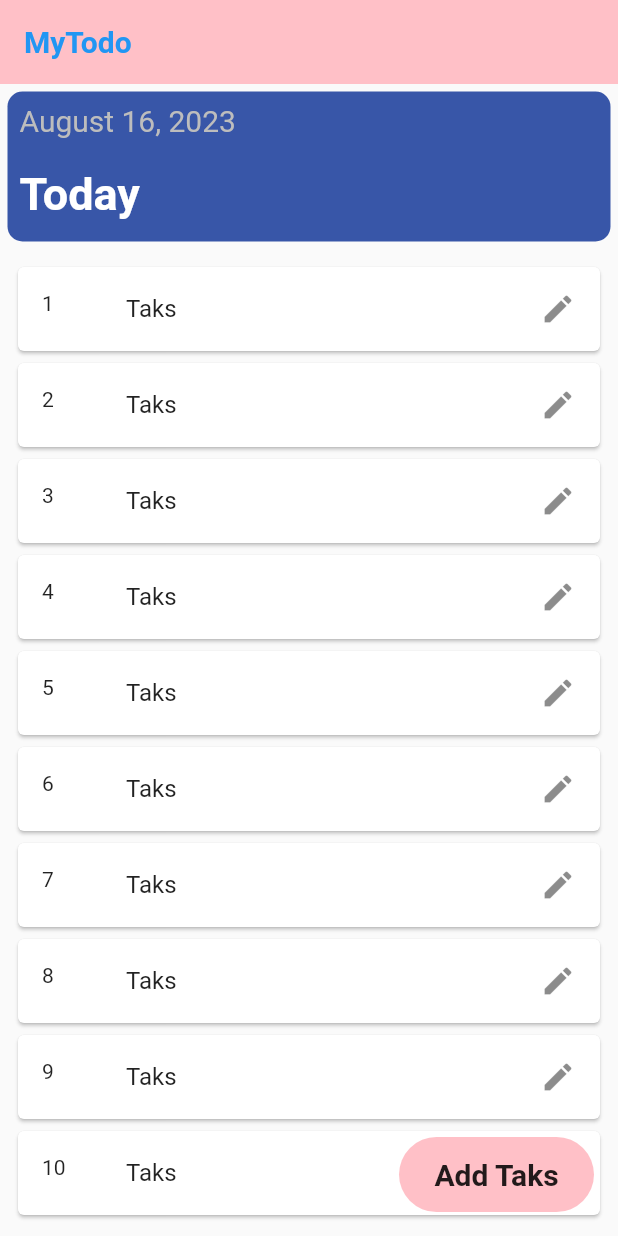
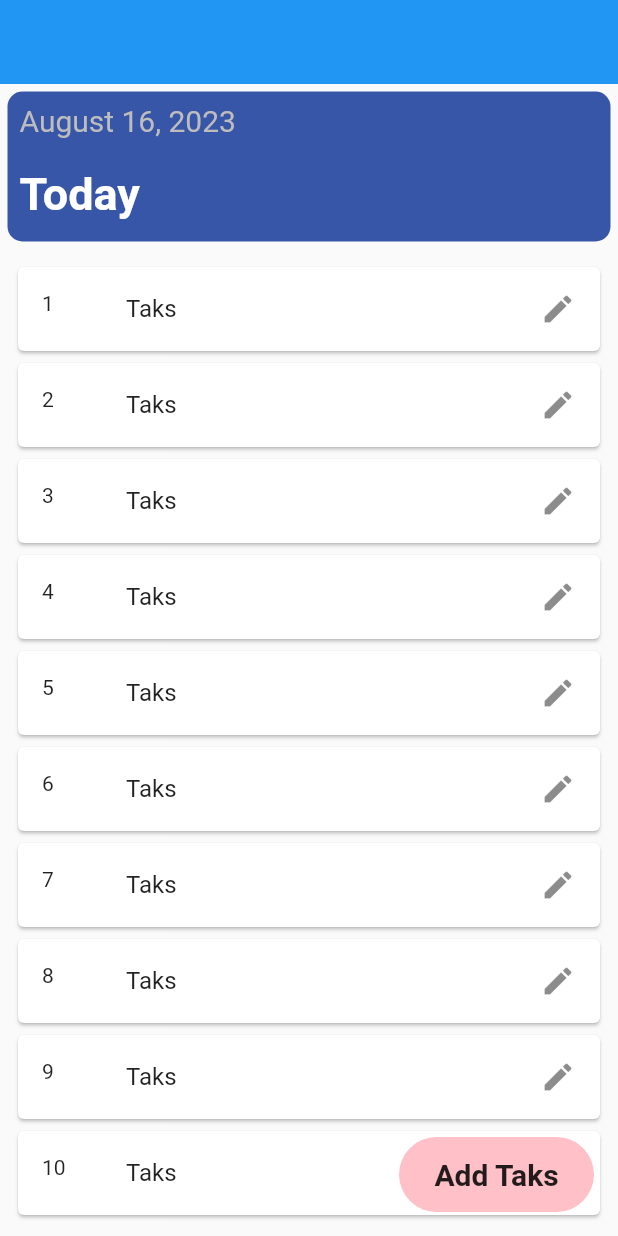
Before and after one commit to Mukeshkachchhawah/my-todo, a Flutter app: the screen it shows after launch, on a phone screen of 412 x 824 dp. Run offline on Flutter 3.47's test engine with Material 2 defaults, Android fonts, the phone set to English and light mode, and no system bars.

Commit message:
add todo app

```diff
--- a/lib/screens/home/home_page.dart
+++ b/lib/screens/home/home_page.dart
@@ -9,7 +9,7 @@ class Home_Page extends StatelessWidget {
   Widget build(BuildContext context) {
     return Scaffold(
       appBar: AppBar(
-        backgroundColor: Color(0xffffc0c7),
+       // backgroundColor: Color(0xffffc0c7),
         elevation: 0,
       //  leading: ,
         title: Text(
--- a/lib/screens/onbording/splace_screens.dart
+++ b/lib/screens/onbording/splace_screens.dart
@@ -23,6 +23,7 @@ class _Splace_ScreensState extends State<Splace_Screens> {
   @override
   Widget build(BuildContext context) {
     return Scaffold(
+
       body: Center(
         child: Column(
           mainAxisAlignment: MainAxisAlignment.center,
```
